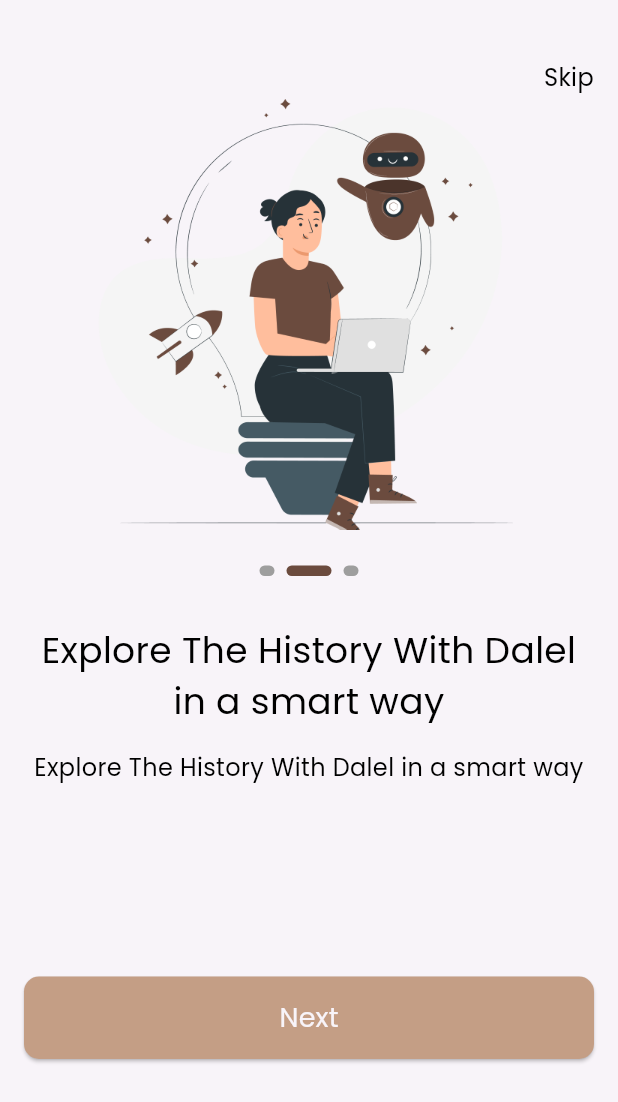
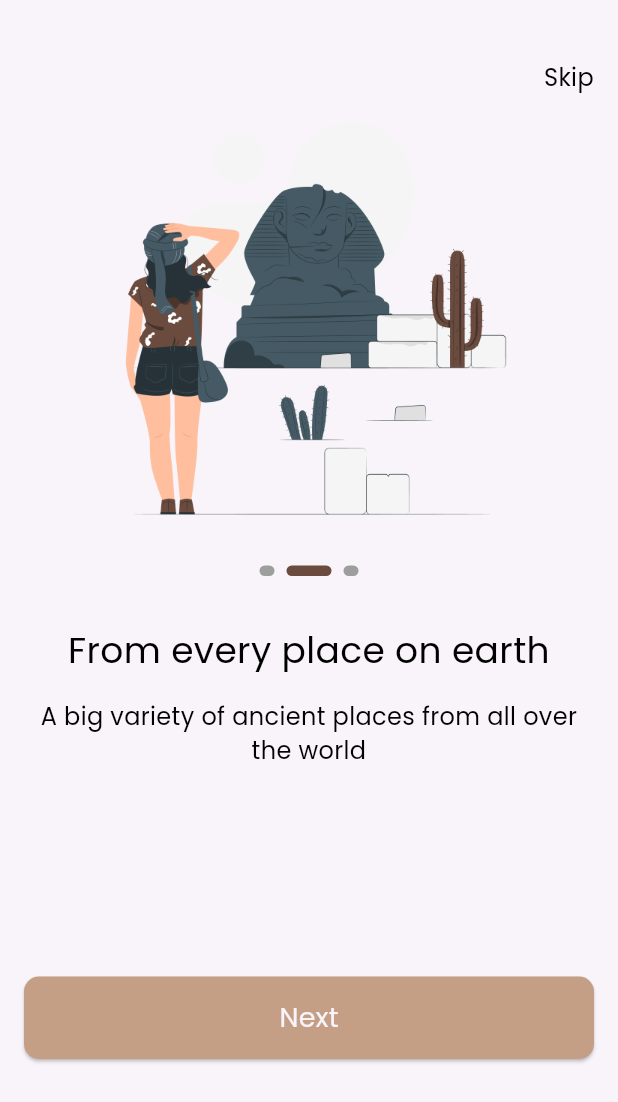
Before and after one commit to ahmedayman44/dalel, a Flutter app: the screen it shows after launch, swiped to page 2, on a phone screen of 412 x 824 dp. Shown: the top 1102 px of the screen. Run offline on Flutter 3.47's test engine with Material 3 defaults, Android fonts, the phone set to English and light mode, and no system bars; drawn by our look-alikes of smooth_page_indicator; our stand-ins replace go_router.

Commit message:
finish on boarding

```diff
--- a/lib/core/routes/routes.dart
+++ b/lib/core/routes/routes.dart
@@ -1,3 +1,5 @@
+import 'package:dalel/features/auth/presentation/screens/sign_in_view.dart';
+import 'package:dalel/features/auth/presentation/screens/sign_up_view.dart';
 import 'package:dalel/features/home/presentation/screens/home_screen.dart';
 import 'package:dalel/features/onboarding/presentation/screens/on_boaarding_screen.dart';
 import 'package:dalel/features/splash/presentation/screens/splash_screen.dart';
@@ -6,11 +8,15 @@
 class AppRouter {
   static const String konboarding = '/onboarding';
   static const String khome = '/home';
+  static const String ksignIn = "/signIn";
+  static const String ksignUp = "/signUp";
   static final router = GoRouter(
     routes: [
       GoRoute(path: '/', builder: (context, state) => SplashScreen()),
       GoRoute(path: konboarding, builder: (context, state) => OnBoardingView()),
       GoRoute(path: khome, builder: (context, state) => HomeView()),
+      GoRoute(path: ksignUp, builder: (context, state) => SignUpView()),
+      GoRoute(path: ksignIn, builder: (context, state) => SignInView()),
     ],
   );
 }
--- /dev/null
+++ b/lib/core/utils/app_constant.dart
@@ -0,0 +1,4 @@
+class AppConstant {
+  static const navigateBetweenOnBoardingPages = Duration(milliseconds: 200);
+  static const delayedNavigate = Duration(seconds: 5);
+}
--- a/lib/core/widgets/custom_button.dart
+++ b/lib/core/widgets/custom_button.dart
@@ -3,16 +3,22 @@
 import 'package:flutter/material.dart';
 
 class CustomButton extends StatelessWidget {
-  const CustomButton({super.key, this.color, required this.textButton});
+  const CustomButton({
+    super.key,
+    this.color,
+    required this.textButton,
+    this.onPressed,
+  });
   final Color? color;
   final String textButton;
+  final void Function()? onPressed;
   @override
   Widget build(BuildContext context) {
     return SizedBox(
       width: double.infinity,
       height: 55,
       child: ElevatedButton(
-        onPressed: () {},
+        onPressed: onPressed,
         style: ElevatedButton.styleFrom(
           backgroundColor: color ?? AppColor.primaryColor,
           shape: RoundedRectangleBorder(
--- a/lib/features/onboarding/presentation/screens/on_boaarding_screen.dart
+++ b/lib/features/onboarding/presentation/screens/on_boaarding_screen.dart
@@ -1,12 +1,20 @@
-import 'package:dalel/core/utils/app_strings.dart';
-import 'package:dalel/core/widgets/custom_button.dart';
-import 'package:dalel/features/onboarding/presentation/widgets/custom_skip_.dart';
-import 'package:dalel/features/onboarding/presentation/widgets/on_boarding_body_view.dart';
+import 'package:dalel/core/functions/custom_navigate.dart';
+import 'package:dalel/core/routes/routes.dart';
+import 'package:dalel/features/onboarding/presentation/widgets/custom_nav_bar.dart';
+import 'package:dalel/features/onboarding/presentation/widgets/get_buttons.dart';
+import 'package:dalel/features/onboarding/presentation/widgets/on_boarding_widget_body.dart';
 import 'package:flutter/material.dart';
 
-class OnBoardingView extends StatelessWidget {
+class OnBoardingView extends StatefulWidget {
   const OnBoardingView({super.key});
 
+  @override
+  State<OnBoardingView> createState() => _OnBoardingViewState();
+}
+
+class _OnBoardingViewState extends State<OnBoardingView> {
+  final PageController _controller = PageController(initialPage: 0);
+  int currentIndex = 0;
   @override
   Widget build(BuildContext context) {
     return SafeArea(
@@ -17,11 +25,23 @@
             physics: BouncingScrollPhysics(),
             children: [
               SizedBox(height: 40),
-              CustomSkipWidget(),
-              OnBoaardingWidgetBody(),
-              SizedBox(height: 88),
-              CustomButton(textButton: AppStrings.next),
-              SizedBox(height: 17),
+              CustomNavBar(
+                onTap: () {
+                  customReplacementNavigate(context, AppRouter.ksignUp);
+                },
+              ),
+              OnBoaardingWidgetBody(
+                controller: _controller,
+                //! we used onPageChanged function when page change it work update
+                //! we should do it before check this  currentIndex == onBoardingData.length - 1 to do rebuild
+                onPageChanged: (index) {
+                  setState(() {
+                    currentIndex = index;
+                  });
+                },
+              ),
+
+              SecondPage(currentIndex: currentIndex, controller: _controller),
             ],
           ),
         ),
@@ -29,3 +49,24 @@
     );
   }
 }
+
+class SecondPage extends StatelessWidget {
+  const SecondPage({
+    super.key,
+    required this.currentIndex,
+    required this.controller,
+  });
+  final int currentIndex;
+  final PageController controller;
+
+  @override
+  Widget build(BuildContext context) {
+    return Column(
+      children: [
+        SizedBox(height: 88),
+        GetButtons(currentIndex: currentIndex, controller: controller),
+        SizedBox(height: 17),
+      ],
+    );
+  }
+}
--- /dev/null
+++ b/lib/features/onboarding/presentation/widgets/custom_nav_bar.dart
@@ -0,0 +1,22 @@
+import 'package:dalel/core/utils/app_strings.dart';
+import 'package:dalel/core/utils/app_text_style.dart';
+import 'package:flutter/widgets.dart';
+
+class CustomNavBar extends StatelessWidget {
+  const CustomNavBar({super.key, this.onTap});
+  final void Function()? onTap;
+  @override
+  Widget build(BuildContext context) {
+    return Align(
+      alignment: Alignment.centerRight,
+      child: GestureDetector(
+        onTap: onTap,
+        child: Text(
+          AppStrings.skip,
+          textAlign: TextAlign.end,
+          style: Styles.poppins300style16.copyWith(fontWeight: FontWeight.w400),
+        ),
+      ),
+    );
+  }
+}
--- a/lib/features/onboarding/presentation/widgets/custom_skip_.dart
+++ /dev/null
@@ -1,19 +0,0 @@
-import 'package:dalel/core/utils/app_strings.dart';
-import 'package:dalel/core/utils/app_text_style.dart';
-import 'package:flutter/widgets.dart';
-
-class CustomSkipWidget extends StatelessWidget {
-  const CustomSkipWidget({super.key});
-
-  @override
-  Widget build(BuildContext context) {
-    return Align(
-      alignment: Alignment.centerRight,
-      child: Text(
-        AppStrings.skip,
-        textAlign: TextAlign.end,
-        style: Styles.poppins300style16.copyWith(fontWeight: FontWeight.w400),
-      ),
-    );
-  }
-}
--- /dev/null
+++ b/lib/features/onboarding/presentation/widgets/get_buttons.dart
@@ -0,0 +1,56 @@
+import 'package:dalel/core/functions/custom_navigate.dart';
+import 'package:dalel/core/routes/routes.dart';
+import 'package:dalel/core/utils/app_constant.dart';
+import 'package:dalel/core/utils/app_strings.dart';
+import 'package:dalel/core/utils/app_text_style.dart';
+import 'package:dalel/core/widgets/custom_button.dart';
+import 'package:dalel/features/onboarding/data/model/on_boarding_model.dart';
+import 'package:flutter/material.dart';
+
+class GetButtons extends StatelessWidget {
+  const GetButtons({
+    super.key,
+    required this.currentIndex,
+    required this.controller,
+  });
+  final int currentIndex;
+  final PageController controller;
+  @override
+  Widget build(BuildContext context) {
+    if (currentIndex == onBoardingData.length - 1) {
+      return Column(
+        children: [
+          CustomButton(
+            textButton: AppStrings.createAccount,
+            onPressed: () {
+              customReplacementNavigate(context, AppRouter.ksignUp);
+            },
+          ),
+          SizedBox(height: 16),
+          GestureDetector(
+            onTap: () {
+              customReplacementNavigate(context, AppRouter.ksignIn);
+            },
+            child: Text(
+              AppStrings.loginNow,
+              style: Styles.poppins300style16.copyWith(
+                fontWeight: FontWeight.w400,
+              ),
+            ),
+          ),
+        ],
+      );
+    } else {
+      return CustomButton(
+        textButton: AppStrings.next,
+        onPressed: () {
+          //! nextPage used to navagite between onboarding pages
+          controller.nextPage(
+            duration: AppConstant.navigateBetweenOnBoardingPages,
+            curve: Curves.bounceIn,
+          );
+        },
+      );
+    }
+  }
+}
--- a/lib/features/onboarding/presentation/widgets/on_boarding_body_view.dart
+++ b/lib/features/onboarding/presentation/widgets/on_boarding_widget_body.dart
@@ -1,18 +1,25 @@
 import 'package:dalel/core/utils/app_text_style.dart';
-import 'package:dalel/core/utils/assets.dart';
+import 'package:dalel/features/onboarding/data/model/on_boarding_model.dart';
 import 'package:dalel/features/onboarding/presentation/widgets/custom_smooth_indictor.dart';
 import 'package:flutter/material.dart';
 
 class OnBoaardingWidgetBody extends StatelessWidget {
-  OnBoaardingWidgetBody({super.key});
-  final PageController _controller = PageController();
+  const OnBoaardingWidgetBody({
+    super.key,
+    required this.controller,
+    this.onPageChanged,
+  });
+  final PageController controller;
+  final void Function(int)? onPageChanged;
   @override
   Widget build(BuildContext context) {
     return SizedBox(
       height: 500,
       child: PageView.builder(
-        controller: _controller,
-        itemCount: 3,
+        onPageChanged: onPageChanged,
+        controller: controller,
+        itemCount: onBoardingData.length,
+
         itemBuilder: (context, index) {
           return Column(
             children: [
@@ -21,16 +28,16 @@
                 width: 343,
                 decoration: BoxDecoration(
                   image: DecorationImage(
-                    image: AssetImage(Assets.assetsImagesOnBoarding),
+                    image: AssetImage(onBoardingData[index].image),
                     fit: BoxFit.fill,
                   ),
                 ),
               ),
               SizedBox(height: 24),
-              CustomSmoothPageIndictor(controller: _controller),
+              CustomSmoothPageIndictor(controller: controller),
               SizedBox(height: 32),
               Text(
-                "Explore The History With Dalel in a smart way",
+                onBoardingData[index].title,
                 style: Styles.poppins500style24,
                 textAlign: TextAlign.center,
                 maxLines: 2,
@@ -38,7 +45,7 @@
               ),
               SizedBox(height: 16),
               Text(
-                "Explore The History With Dalel in a smart way",
+                onBoardingData[index].subTitle,
                 style: Styles.poppins300style16,
                 textAlign: TextAlign.center,
               ),
```
Also changed, not shown: lib/core/functions/custom_navigate.dart (+4 -5 lines), lib/features/auth/presentation/screens/sign_in_view.dart (added, +10 -0 lines), lib/features/auth/presentation/screens/sign_up_view.dart (added, +10 -0 lines), lib/features/splash/presentation/screens/splash_screen.dart (+6 -4 lines), lib/features/onboarding/data/model/on_boarding_model.dart (renamed from lib/features/onboarding/presentation/data/model/on_boarding_model.dart).
